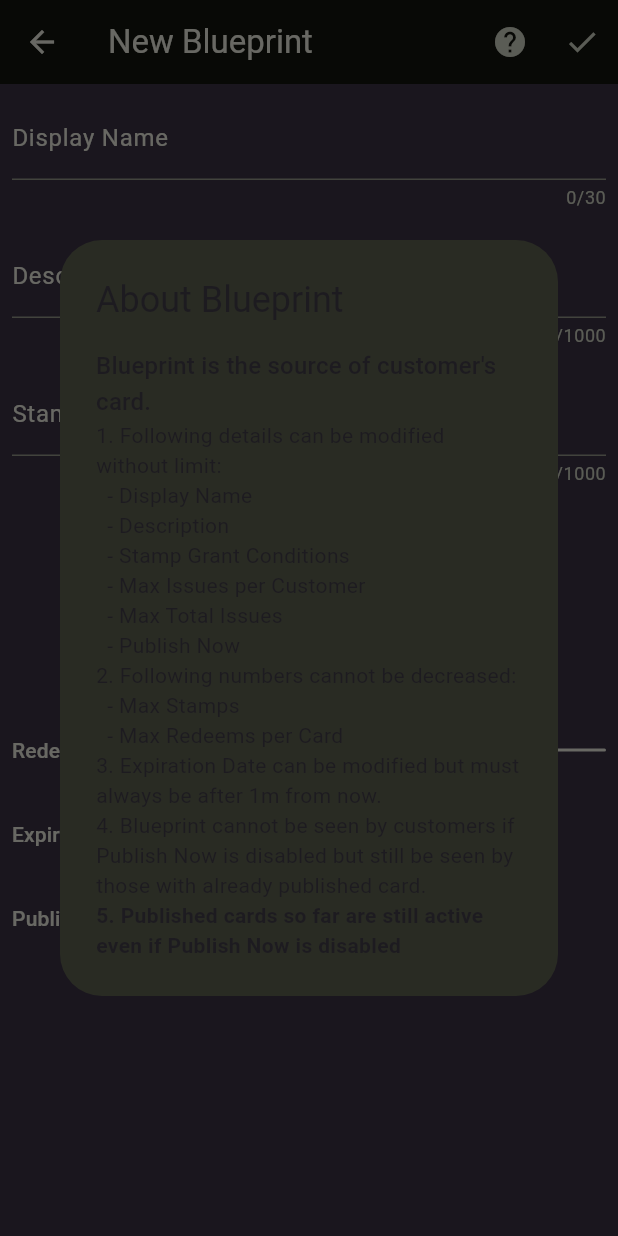
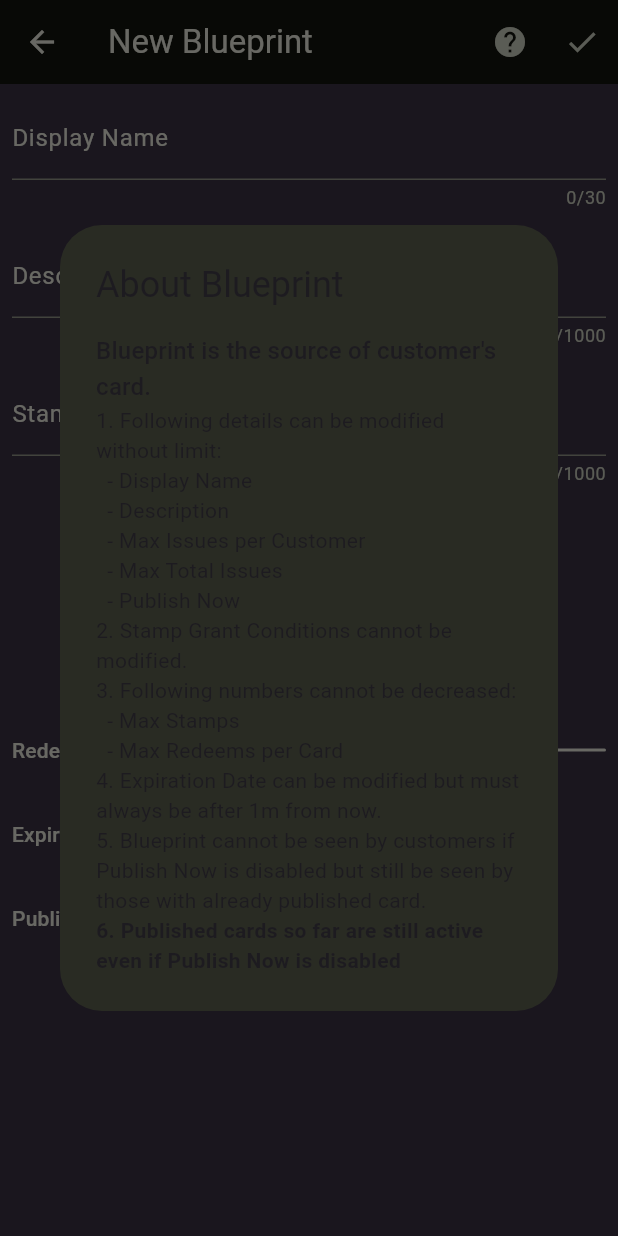
Before and after one commit to hweemyoungk/carol-stamp-cards, a Flutter app: the OwnerDesignBlueprintScreen screen opened by its route, after a tap on the "help" icon, on a phone screen of 412 x 824 dp. Run offline on Flutter 3.47's test engine with Material 3 defaults, Android fonts, the phone set to English and light mode, and no system bars; our stand-ins replace app_links, flutter_riverpod, google_fonts, latlong2, package_info_plus, qr_flutter and 3 more; missing offline and left inert: dart_jsonwebtoken, pkce, qr_code_scanner; accounts and stored records are empty; network calls fail.

Commit message:
adapted to 7'',10'' tablet

```diff
--- a/lib/apis/athena_apis.dart
+++ b/lib/apis/athena_apis.dart
@@ -1,5 +1,4 @@
 import 'dart:convert';
-import 'dart:developer' as developer;
 
 import 'package:carol/apis/utils.dart';
 import 'package:carol/main.dart';
@@ -35,7 +34,7 @@ Future<Map<String, dynamic>?> tryRefreshOidc(
     },
     withAuthHeaders: false,
   );
-  developer.log('[+]oidc: ${res.body}');
+  // developer.log('[+]oidc: ${res.body}');
   final newOidc = json.decode(res.body);
 
   // Validate
--- a/lib/screens/auth_screen.dart
+++ b/lib/screens/auth_screen.dart
@@ -1,6 +1,5 @@
 import 'dart:async';
 import 'dart:convert';
-import 'dart:developer' as developer;
 
 import 'package:app_links/app_links.dart';
 import 'package:carol/apis/app_apis.dart' as app_apis;
@@ -422,7 +421,7 @@ class _AuthScreenState extends ConsumerState<AuthScreen> {
       profileImageUrl: 'assets/images/schnitzel-3279045_1280.jpg',
     );
     currentUserNotifier.set(currentUser);
-    developer.log('[+]access token: ${newOidc['access_token']}');
+    // developer.log('[+]access token: ${newOidc['access_token']}');
 
     if (!mounted) return;
     _loadInitialModels();
@@ -747,7 +746,7 @@ class _AuthScreenState extends ConsumerState<AuthScreen> {
       return;
     }
 
-    developer.log('[+]access token: ${oidc['access_token']}');
+    // developer.log('[+]access token: ${oidc['access_token']}');
 
     currentOidc = oidc;
 
--- a/lib/screens/card_screen.dart
+++ b/lib/screens/card_screen.dart
@@ -217,13 +217,17 @@ class _CardScreenState extends ConsumerState<CardScreen> {
             ),
           );
           final redeemRules = card.blueprint?.redeemRules?.toList();
+          redeemRules?.sort(
+            (a, b) => a.consumes - b.consumes,
+          );
           return SingleChildScrollView(
             child: Column(
               children: [
                 if (hasNotices) notices,
                 Container(
                   alignment: Alignment.center,
-                  margin: DesignUtils.basicScreenEdgeInsets(ctx, constraints),
+                  margin:
+                      DesignUtils.basicScreenEdgeInsets(ctx, constraints, 0.5),
                   child: Column(
                     crossAxisAlignment: CrossAxisAlignment.center,
                     children: [
--- a/lib/screens/owner_design_blueprint_screen.dart
+++ b/lib/screens/owner_design_blueprint_screen.dart
@@ -174,12 +174,22 @@ class _OwnerDesignStoreScreenState
                     Padding(
                       padding: DesignUtils.basicWidgetEdgeInsets(),
                       child: TextFormField(
+                        enabled:
+                            widget.designMode == BlueprintDesignMode.create,
                         initialValue:
                             widget.blueprint?.stampGrantCondDescription,
                         keyboardType: TextInputType.multiline,
                         maxLines: null,
                         style: Theme.of(context).textTheme.bodyLarge!.copyWith(
-                            color: Theme.of(context).colorScheme.onBackground),
+                            color: Theme.of(context)
+                                .colorScheme
+                                .onBackground
+                                .withOpacity(
+                                  widget.designMode ==
+                                          BlueprintDesignMode.create
+                                      ? 1.0
+                                      : 0.5,
+                                )),
                         maxLength: 1000,
                         decoration: InputDecoration(
                           label: Text(
@@ -1116,19 +1126,19 @@ class _OwnerDesignStoreScreenState
                     '1. Following details can be modified without limit:'),
                 const Text('  - Display Name'),
                 const Text('  - Description'),
-                const Text('  - Stamp Grant Conditions'),
                 const Text('  - Max Issues per Customer'),
                 const Text('  - Max Total Issues'),
                 const Text('  - Publish Now'),
-                const Text('2. Following numbers cannot be decreased:'),
+                const Text('2. Stamp Grant Conditions cannot be modified.'),
+                const Text('3. Following numbers cannot be decreased:'),
                 const Text('  - Max Stamps'),
                 const Text('  - Max Redeems per Card'),
                 Text(
-                    '3. Expiration Date can be modified but must always be after ${formatSeconds(modifyBlueprintExpDateMinRemainingFromNowInSeconds)} from now.'),
+                    '4. Expiration Date can be modified but must always be after ${formatSeconds(modifyBlueprintExpDateMinRemainingFromNowInSeconds)} from now.'),
                 const Text(
-                    '4. Blueprint cannot be seen by customers if Publish Now is disabled but still be seen by those with already published card.'),
+                    '5. Blueprint cannot be seen by customers if Publish Now is disabled but still be seen by those with already published card.'),
                 const Text(
-                  '5. Published cards so far are still active even if Publish Now is disabled',
+                  '6. Published cards so far are still active even if Publish Now is disabled',
                   style: TextStyle(
                     fontWeight: FontWeight.bold,
                   ),
--- a/lib/screens/owner_design_store_screen.dart
+++ b/lib/screens/owner_design_store_screen.dart
@@ -478,7 +478,7 @@ class _OwnerDesignStoreScreenState
                     style: Theme.of(context).textTheme.titleMedium),
                 const Text('1. Newly created store is active.'),
                 const Text(
-                    '2. Store has it\'s own Store QR to share it\'s detail with customers.'),
+                    '2. Store has its own Store QR to share its detail with customers.'),
                 const Text(
                     '3. Active store\'s every detail can be modified without limit.'),
                 const Text('4. Active store can define blueprints.'),
--- a/lib/screens/redeem_dialog_screen.dart
+++ b/lib/screens/redeem_dialog_screen.dart
@@ -1,5 +1,4 @@
 import 'dart:async';
-import 'dart:developer' as developer;
 
 import 'package:carol/apis/customer_apis.dart' as customer_apis;
 import 'package:carol/apis/utils.dart';
@@ -130,7 +129,7 @@ class _RedeemDialogScreenState extends ConsumerState<RedeemDialogScreen> {
       redeemRuleId: redeemRule.id,
     );
     if (_redeemRequestId == null) return;
-    developer.log('[+]RedeemRequestId: $_redeemRequestId');
+    // developer.log('[+]RedeemRequestId: $_redeemRequestId');
 
     // Notify to parent(RedeemRuleListItem)
     // Await a second for fade out animation (if any)
--- a/lib/widgets/blueprint/blueprint_info.dart
+++ b/lib/widgets/blueprint/blueprint_info.dart
@@ -63,7 +63,9 @@ class BlueprintInfo extends StatelessWidget {
                 padding: DesignUtils.basicWidgetEdgeInsets(),
                 child: const Text('No rewards!'),
               )
-            : Column(
+            : SizedBox(
+                width: 300,
+                child: Column(
                   children: redeemRules
                       .map((e) => RedeemRuleListItem(
                             card: null,
@@ -72,6 +74,7 @@ class BlueprintInfo extends StatelessWidget {
                             color: Theme.of(context).colorScheme.onSecondary,
                           ))
                       .toList(),
+                ),
               );
     final expirationDateTitle = Padding(
       padding: DesignUtils.basicWidgetEdgeInsets(),
--- a/lib/widgets/redeem_rules_explorer/redeem_rule_list_item.dart
+++ b/lib/widgets/redeem_rules_explorer/redeem_rule_list_item.dart
@@ -37,6 +37,8 @@ class _RedeemRuleListItemState extends ConsumerState<RedeemRuleListItem> {
         ? widget.color
         : widget.color.withOpacity(.2);
     return ListTile(
+      // Compact form in case of BlueprintInfo
+      visualDensity: card == null ? const VisualDensity(vertical: -4.0) : null,
       onTap: card == null
           ? null
           : () async {
```
Also changed, not shown: lib/screens/membership_screen.dart (+72 -64 lines), lib/screens/redeem_request_dialog_screen.dart (+40 -6 lines), lib/screens/store_screen.dart (+41 -48 lines), lib/utils.dart (+5 -4 lines), lib/params/auth.dart (added). Lines whose indentation alone changed are shown as unchanged.
